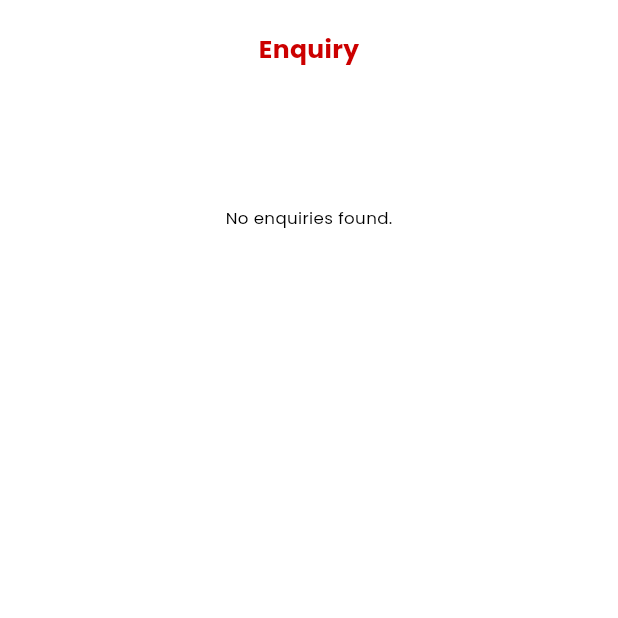
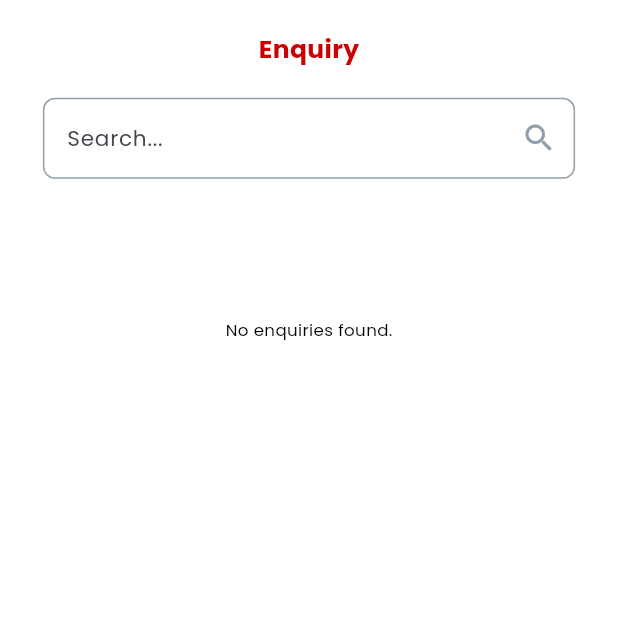
Before and after one commit to johnjahaziel/pravinhonda, a Flutter app: the Enquiry screen opened directly, on a phone screen of 412 x 824 dp, the top half of it. Run offline on Flutter 3.47's test engine with Material 3 defaults, Android fonts, the phone set to English and light mode, and no system bars; our stand-ins replace bloc, fl_chart, flutter_bloc, fluttertoast, font_awesome_flutter, lottie and 2 more; accounts and stored records are empty; network calls fail.

Commit message:
lost customer, search customer

```diff
--- a/lib/loginscreens/mainscreens/enquiry.dart
+++ b/lib/loginscreens/mainscreens/enquiry.dart
@@ -6,6 +6,7 @@ import 'package:http/http.dart' as http;
 import 'package:pravinhonda/bloc/auth_cubit.dart';
 import 'package:pravinhonda/editpages/movetobooking.dart';
 import 'package:pravinhonda/utility/boxes.dart';
+import 'package:pravinhonda/utility/custom.dart';
 import 'package:pravinhonda/utility/size_config.dart';
 import 'package:pravinhonda/utility/styles.dart';
 
@@ -23,6 +24,7 @@ class _EnquiryState extends State<Enquiry> {
   bool hasMore = true;
   String? nextPageUrl;
   final ScrollController _sc = ScrollController();
+  final TextEditingController searchController = TextEditingController();
 
   @override
   void initState() {
@@ -135,7 +137,11 @@ class _EnquiryState extends State<Enquiry> {
                   color: kred,
                 ),
               )
-            : Padding(
+            : RefreshIndicator(
+              color: kred,
+              backgroundColor: kwhite,
+              onRefresh: _refresh,
+              child: Padding(
                   padding: EdgeInsets.symmetric(horizontal: SizeConfig.w(20)),
                   child: Column(
                     children: [
@@ -146,12 +152,10 @@ class _EnquiryState extends State<Enquiry> {
                           style: customtext(fs18, kred, FontWeight.bold),
                         ),
                       ),
+                      SizedBox(height: SizeConfig.h(20)),
+                      search(searchController),
                       SizedBox(height: SizeConfig.h(10)),
                       Expanded(
-                      child: RefreshIndicator(
-                        color: kred,
-                        backgroundColor: kwhite,
-                        onRefresh: _refresh,
                         child: alldata.isEmpty
                             ? ListView(
                                 physics: const AlwaysScrollableScrollPhysics(),
@@ -210,8 +214,8 @@ class _EnquiryState extends State<Enquiry> {
                                 },
                               ),
                       ),
+                    ],
                   ),
-                  ],
                 ),
             ),
       ),
--- a/lib/utility/boxes.dart
+++ b/lib/utility/boxes.dart
@@ -31,7 +31,7 @@ class Hondabox extends StatefulWidget {
     required this.customername,
     required this.contactnumber,
     required this.status,
-    required this.cashfinance,
+    this.cashfinance = 'no',
     this.textride = 'No',
     this.exchange = 'No',
     required this.onTap,
@@ -188,6 +188,7 @@ class _HondaboxState extends State<Hondabox> {
                         SizedBox(width: SizeConfig.w(4)),
                       ],
                     ),
+                    if(widget.cashfinance != 'no')
                     Row(
                       children: [
                         Container(
--- a/lib/utility/custom.dart
+++ b/lib/utility/custom.dart
@@ -1,4 +1,5 @@
 import 'package:flutter/material.dart';
+import 'package:pravinhonda/utility/size_config.dart';
 import 'package:pravinhonda/utility/styles.dart';
 
 textfield(String title, TextEditingController controller) => Column(
@@ -72,3 +73,39 @@ password(String title, suffixIcon,bool isPassword,TextEditingController controll
     ),
   ],
 );
+
+Widget search(
+  TextEditingController controller,
+) {
+  return Padding(
+    padding: EdgeInsets.symmetric(horizontal: SizeConfig.w(5)),
+    child: TextField(
+      controller: controller,
+      maxLines: 1,
+      decoration: InputDecoration(
+        hintText: "Search...",
+        suffixIcon: IconButton(
+          onPressed: () {
+            controller.clear();
+          },
+          icon: Icon(
+            Icons.search,
+            color: Color(0xff919EAB)
+          ),
+        ),
+        enabledBorder: OutlineInputBorder(
+          borderRadius: BorderRadius.circular(8),
+          borderSide: const BorderSide(
+            color: Color(0xff919EAB),
+          ),
+        ),
+        focusedBorder: OutlineInputBorder(
+          borderRadius: BorderRadius.circular(8),
+          borderSide: const BorderSide(
+            color: Color(0xff919EAB),
+          ),
+        ),
+      ),
+    ),
+  );
+}
```
Also changed, not shown: lib/MenuScreen/alllostcustomer.dart (added, +110 -0 lines), lib/MenuScreen/searchcustomer.dart (added, +110 -0 lines), lib/loginscreens/mainscreens/booking.dart (+10 -6 lines), lib/loginscreens/mainscreens/homescreen.dart (+21 -14 lines), lib/utility/customs/customdrawer.dart (+14 -2 lines). Lines whose indentation alone changed are shown as unchanged.
